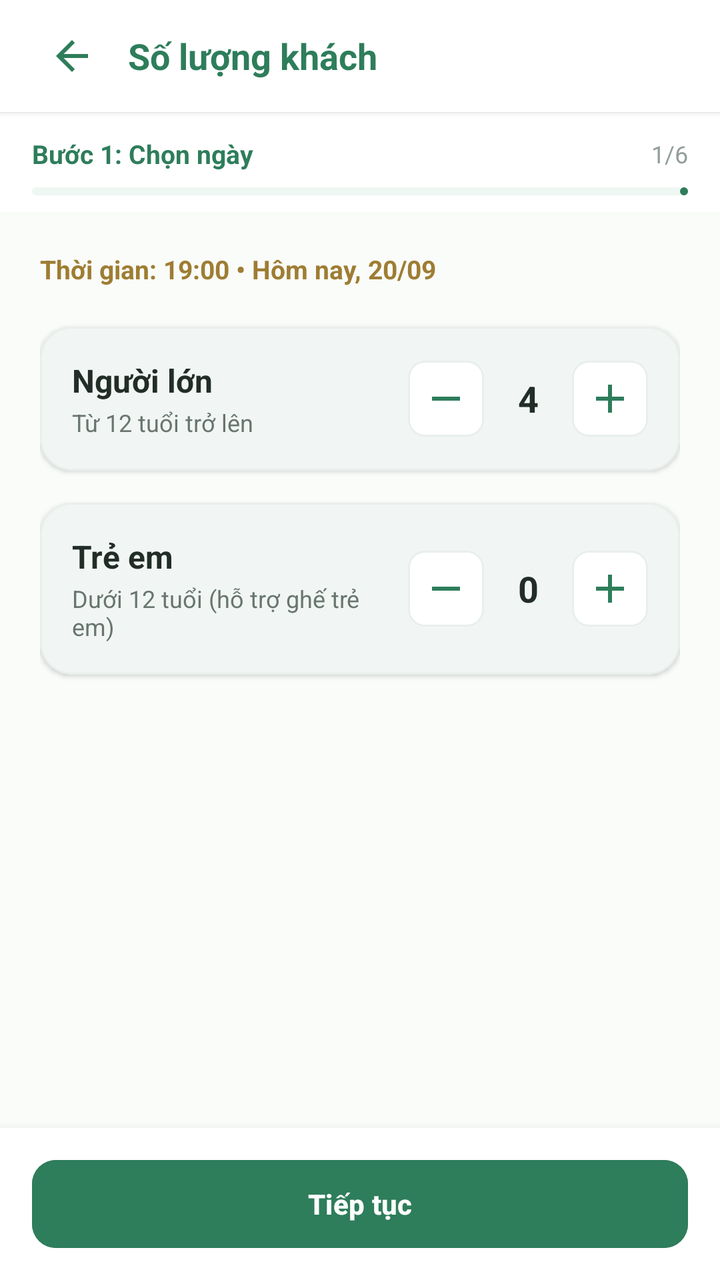
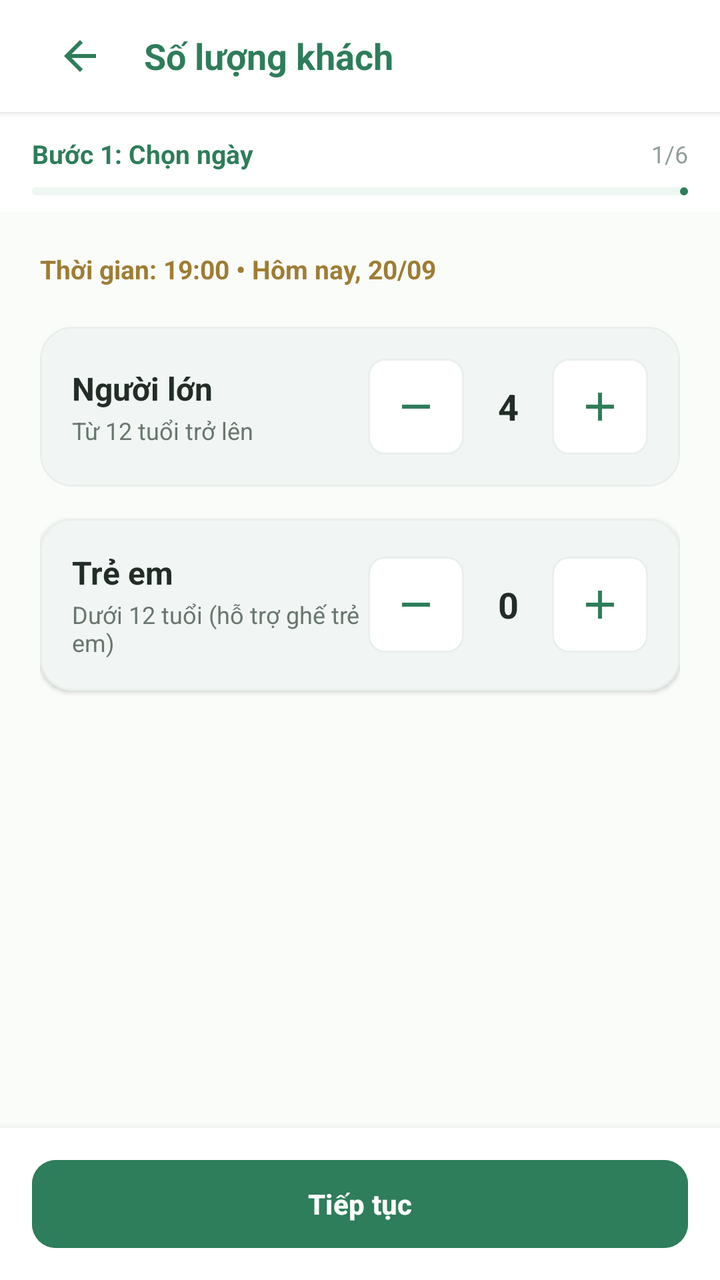

An Android layout rendered at two revisions. The XML below is the earlier revision; the diff shows what the commit changed to produce the second picture.
<!-- AndroidManifest.xml: application theme Theme.VietTable -->
<!-- res/layout/fragment_res_guest_count.xml -->
<?xml version="1.0" encoding="utf-8"?>
<LinearLayout
    xmlns:android="http://schemas.android.com/apk/res/android"
    xmlns:app="http://schemas.android.com/apk/res-auto"
    android:layout_width="match_parent"
    android:layout_height="match_parent"
    android:background="@color/bg_cream"
    android:orientation="vertical">

    
    <LinearLayout
        android:layout_width="match_parent"
        android:layout_height="wrap_content"
        android:minHeight="56dp"
        android:tag="safe_top"
        android:background="@color/surface"
        android:elevation="2dp"
        android:gravity="center_vertical"
        android:orientation="horizontal"
        android:paddingHorizontal="16dp">

        <ImageButton
            android:id="@+id/btnBack"
            android:layout_width="40dp"
            android:layout_height="40dp"
            android:background="?attr/selectableItemBackgroundBorderless"
            android:src="@drawable/ic_back"
            app:tint="@color/primary" />

        <TextView
            android:layout_width="0dp"
            android:layout_height="wrap_content"
            android:layout_marginStart="8dp"
            android:layout_weight="1"
            android:text="Số lượng khách"
            android:textColor="@color/primary"
            android:textSize="18sp"
            android:textStyle="bold" />
    </LinearLayout>

    <include
        android:id="@+id/wizardProgress"
        layout="@layout/view_wizard_progress" />

    <ScrollView
        android:layout_width="match_parent"
        android:layout_height="0dp"
        android:layout_weight="1"
        android:fillViewport="true">

        <LinearLayout
            android:layout_width="match_parent"
            android:layout_height="wrap_content"
            android:orientation="vertical"
            android:padding="20dp">

            <TextView
                android:id="@+id/tvDateTimeSummary"
                android:layout_width="match_parent"
                android:layout_height="wrap_content"
                android:text="Thời gian: 19:00 • Hôm nay, 20/09"
                android:textColor="@color/accent_gold_dark"
                android:textSize="13sp"
                android:textStyle="bold" />

            
            <com.google.android.material.card.MaterialCardView
                style="@style/Widget.VietTable.Card"
                android:layout_width="match_parent"
                android:layout_height="wrap_content"
                android:layout_marginTop="20dp">

                <LinearLayout
                    android:layout_width="match_parent"
                    android:layout_height="wrap_content"
                    android:gravity="center_vertical"
                    android:orientation="horizontal"
                    android:padding="16dp">

                    <LinearLayout
                        android:layout_width="0dp"
                        android:layout_height="wrap_content"
                        android:layout_weight="1"
                        android:orientation="vertical">

                        <TextView
                            android:layout_width="wrap_content"
                            android:layout_height="wrap_content"
                            android:text="Người lớn"
                            android:textColor="@color/text_primary"
                            android:textSize="16sp"
                            android:textStyle="bold" />

                        <TextView
                            android:layout_width="wrap_content"
                            android:layout_height="wrap_content"
                            android:layout_marginTop="2dp"
                            android:text="Từ 12 tuổi trở lên"
                            android:textColor="@color/text_secondary"
                            android:textSize="12sp" />
                    </LinearLayout>

                    
                    <LinearLayout
                        android:layout_width="wrap_content"
                        android:layout_height="wrap_content"
                        android:gravity="center_vertical"
                        android:orientation="horizontal">

                        <ImageButton
                            android:id="@+id/btnMinusAdult"
                            android:layout_width="38dp"
                            android:layout_height="38dp"
                            android:background="@drawable/bg_badge"
                            android:src="@drawable/ic_remove"
                            app:tint="@color/primary" />

                        <TextView
                            android:id="@+id/tvAdultCount"
                            android:layout_width="44dp"
                            android:layout_height="wrap_content"
                            android:gravity="center"
                            android:text="4"
                            android:textColor="@color/text_primary"
                            android:textSize="18sp"
                            android:textStyle="bold" />

                        <ImageButton
                            android:id="@+id/btnPlusAdult"
                            android:layout_width="38dp"
                            android:layout_height="38dp"
                            android:background="@drawable/bg_badge"
                            android:src="@drawable/ic_add"
                            app:tint="@color/primary" />
                    </LinearLayout>
                </LinearLayout>
            </com.google.android.material.card.MaterialCardView>

            
            <com.google.android.material.card.MaterialCardView
                style="@style/Widget.VietTable.Card"
                android:layout_width="match_parent"
                android:layout_height="wrap_content"
                android:layout_marginTop="16dp">

                <LinearLayout
                    android:layout_width="match_parent"
                    android:layout_height="wrap_content"
                    android:gravity="center_vertical"
                    android:orientation="horizontal"
                    android:padding="16dp">

                    <LinearLayout
                        android:layout_width="0dp"
                        android:layout_height="wrap_content"
                        android:layout_weight="1"
                        android:orientation="vertical">

                        <TextView
                            android:layout_width="wrap_content"
                            android:layout_height="wrap_content"
                            android:text="Trẻ em"
                            android:textColor="@color/text_primary"
                            android:textSize="16sp"
                            android:textStyle="bold" />

                        <TextView
                            android:layout_width="wrap_content"
                            android:layout_height="wrap_content"
                            android:layout_marginTop="2dp"
                            android:text="Dưới 12 tuổi (hỗ trợ ghế trẻ em)"
                            android:textColor="@color/text_secondary"
                            android:textSize="12sp" />
                    </LinearLayout>

                    
                    <LinearLayout
                        android:layout_width="wrap_content"
                        android:layout_height="wrap_content"
                        android:gravity="center_vertical"
                        android:orientation="horizontal">

                        <ImageButton
                            android:id="@+id/btnMinusChild"
                            android:layout_width="38dp"
                            android:layout_height="38dp"
                            android:background="@drawable/bg_badge"
                            android:src="@drawable/ic_remove"
                            app:tint="@color/primary" />

                        <TextView
                            android:id="@+id/tvChildCount"
                            android:layout_width="44dp"
                            android:layout_height="wrap_content"
                            android:gravity="center"
                            android:text="0"
                            android:textColor="@color/text_primary"
                            android:textSize="18sp"
                            android:textStyle="bold" />

                        <ImageButton
                            android:id="@+id/btnPlusChild"
                            android:layout_width="38dp"
                            android:layout_height="38dp"
                            android:background="@drawable/bg_badge"
                            android:src="@drawable/ic_add"
                            app:tint="@color/primary" />
                    </LinearLayout>
                </LinearLayout>
            </com.google.android.material.card.MaterialCardView>

            
            <LinearLayout
                android:id="@+id/layoutDepositNotice"
                android:layout_width="match_parent"
                android:layout_height="wrap_content"
                android:layout_marginTop="20dp"
                android:background="@drawable/bg_badge"
                android:orientation="horizontal"
                android:padding="12dp"
                android:visibility="gone">

                <ImageView
                    android:layout_width="24dp"
                    android:layout_height="24dp"
                    android:src="@drawable/ic_warning"
                    app:tint="@color/semantic_warning" />

                <TextView
                    android:layout_width="match_parent"
                    android:layout_height="wrap_content"
                    android:layout_marginStart="8dp"
                    android:text="Lưu ý: Bàn từ 6 khách trở lên cần đặt cọc 100.000đ để giữ chỗ chắc chắn. Tiền cọc sẽ được hoàn trừ vào hóa đơn khi thanh toán."
                    android:textColor="@color/primary_dark"
                    android:textSize="12sp" />
            </LinearLayout>

        </LinearLayout>
    </ScrollView>

    
    <LinearLayout
        android:layout_width="match_parent"
        android:layout_height="wrap_content"
        android:minHeight="72dp"
        android:tag="safe_bottom"
        android:background="@color/surface"
        android:elevation="8dp"
        android:gravity="center"
        android:paddingHorizontal="16dp"
        android:paddingVertical="12dp">

        <com.google.android.material.button.MaterialButton
            android:id="@+id/btnContinue"
            style="@style/Widget.VietTable.Button.Primary"
            android:layout_width="match_parent"
            android:layout_height="wrap_content"
            android:text="@string/btn_continue" />
    </LinearLayout>

</LinearLayout>
<!-- res/layout/view_wizard_progress.xml (included above) -->
<?xml version="1.0" encoding="utf-8"?>
<LinearLayout
    xmlns:android="http://schemas.android.com/apk/res/android"
    xmlns:app="http://schemas.android.com/apk/res-auto"
    android:layout_width="match_parent"
    android:layout_height="wrap_content"
    android:background="@color/surface"
    android:orientation="vertical"
    android:paddingHorizontal="16dp"
    android:paddingTop="12dp"
    android:paddingBottom="8dp">

    <LinearLayout
        android:layout_width="match_parent"
        android:layout_height="wrap_content"
        android:gravity="center_vertical"
        android:orientation="horizontal">

        <TextView
            android:id="@+id/tvWizardStepName"
            android:layout_width="0dp"
            android:layout_height="wrap_content"
            android:layout_weight="1"
            android:text="Bước 1: Chọn ngày"
            android:textColor="@color/primary"
            android:textSize="13sp"
            android:textStyle="bold" />

        <TextView
            android:id="@+id/tvWizardStepFraction"
            android:layout_width="wrap_content"
            android:layout_height="wrap_content"
            android:text="1/6"
            android:textColor="@color/text_tertiary"
            android:textSize="12sp" />
    </LinearLayout>

    <com.google.android.material.progressindicator.LinearProgressIndicator
        android:id="@+id/progressWizard"
        android:layout_width="match_parent"
        android:layout_height="4dp"
        android:layout_marginTop="8dp"
        app:indicatorColor="@color/primary"
        app:trackColor="@color/primary_container"
        app:trackCornerRadius="2dp" />

</LinearLayout>
<!-- resources referenced by this layout -->
<resources>
  <color name="accent_gold_dark">#9E7D33</color>
  <color name="bg_cream">#FAFCFA</color>
  <color name="primary">#2E7D5B</color>
  <color name="primary_container">#EEF7F2</color>
  <color name="primary_dark">#24654A</color>
  <color name="semantic_warning">#ED6C02</color>
  <color name="surface">#FFFFFF</color>
  <color name="text_primary">#222D27</color>
  <color name="text_secondary">#68766E</color>
  <color name="text_tertiary">#929F98</color>
  <string name="btn_continue">Tiếp tục</string>
  <style name="Theme.VietTable" parent="Base.Theme.VietTable" />
  <color name="divider">#E9EFEB</color>
  <dimen name="btn_height_primary">52dp</dimen>
  <dimen name="radius_medium">12dp</dimen>
  <dimen name="radius_large">16dp</dimen>
  <dimen name="card_elevation">1.5dp</dimen>
  <dimen name="card_stroke_width">1dp</dimen>
  <style name="Base.Theme.VietTable" parent="Theme.Material3.Light.NoActionBar">
          
          <item name="colorPrimary">@color/primary</item>
          <item name="colorPrimaryDark">@color/primary_dark</item>
          <item name="colorOnPrimary">@color/on_primary</item>
          <item name="colorPrimaryContainer">@color/primary_container</item>
          <item name="colorOnPrimaryContainer">@color/on_primary_container</item>
  
          <item name="colorSecondary">@color/accent_gold</item>
          <item name="colorOnSecondary">@color/white</item>
          <item name="colorSecondaryContainer">@color/accent_gold_container</item>
          <item name="colorOnSecondaryContainer">@color/accent_gold_dark</item>
  
          <item name="android:colorBackground">@color/bg_cream</item>
          <item name="colorSurface">@color/surface</item>
          <item name="colorOnSurface">@color/text_primary</item>
          <item name="colorSurfaceVariant">@color/surface_variant</item>
  
          <item name="colorError">@color/semantic_error</item>
          <item name="colorOnError">@color/white</item>
  
          
          <item name="android:statusBarColor">@android:color/transparent</item>
          <item name="android:windowLightStatusBar">true</item>
          <item name="android:navigationBarColor">@android:color/transparent</item>
          <item name="android:windowLightNavigationBar">true</item>
  
          
          <item name="colorAccent">@color/primary</item>
          <item name="alertDialogTheme">@style/ThemeOverlay.VietTable.Dialog.Alert</item>
          <item name="materialAlertDialogTheme">@style/ThemeOverlay.VietTable.MaterialAlertDialog</item>
          <item name="buttonBarPositiveButtonStyle">@style/Widget.VietTable.Dialog.Button.Positive</item>
          <item name="buttonBarNegativeButtonStyle">@style/Widget.VietTable.Dialog.Button.Negative</item>
          <item name="buttonBarNeutralButtonStyle">@style/Widget.VietTable.Dialog.Button.Neutral</item>
          <item name="materialButtonStyle">@style/Widget.VietTable.Button.Primary</item>
          <item name="materialButtonOutlinedStyle">@style/Widget.VietTable.Button.Outlined</item>
          <item name="borderlessButtonStyle">@style/Widget.VietTable.Button.Text</item>
          <item name="materialCardViewStyle">@style/Widget.VietTable.Card</item>
          <item name="textInputStyle">@style/Widget.VietTable.TextInputLayout</item>
          <item name="toolbarStyle">@style/Widget.VietTable.Toolbar</item>
          <item name="bottomNavigationStyle">@style/Widget.VietTable.BottomNavigationView</item>
      </style>
  <dimen name="text_button">14sp</dimen>
  <color name="on_primary">#FFFFFF</color>
  <color name="on_primary_container">#1B4E38</color>
  <color name="accent_gold">#CCA862</color>
  <color name="white">#FFFFFFFF</color>
  <color name="accent_gold_container">#FAF5EB</color>
  <color name="surface_variant">#F3F7F5</color>
  <color name="semantic_error">#D32F2F</color>
  <color name="transparent">#00000000</color>
  <!-- unchanged entries left out for length: 22 -->
</resources>

<!-- the commit's change to res/layout/fragment_res_guest_count.xml (unified diff, before → after) -->
@@ -21,8 +21,9 @@
 
         <ImageButton
             android:id="@+id/btnBack"
-            android:layout_width="40dp"
-            android:layout_height="40dp"
+            android:layout_width="48dp"
+            android:layout_height="48dp"
+            android:contentDescription="@string/a11y_back"
             android:background="?attr/selectableItemBackgroundBorderless"
             android:src="@drawable/ic_back"
             app:tint="@color/primary" />
@@ -107,10 +108,11 @@
                         android:gravity="center_vertical"
                         android:orientation="horizontal">
 
-                        <ImageButton
-                            android:id="@+id/btnMinusAdult"
-                            android:layout_width="38dp"
-                            android:layout_height="38dp"
+                <ImageButton
+                    android:id="@+id/btnMinusAdult"
+                    android:layout_width="48dp"
+                    android:layout_height="48dp"
+                    android:contentDescription="@string/a11y_decrease"
                             android:background="@drawable/bg_badge"
                             android:src="@drawable/ic_remove"
                             app:tint="@color/primary" />
@@ -125,10 +127,11 @@
                             android:textSize="18sp"
                             android:textStyle="bold" />
 
-                        <ImageButton
-                            android:id="@+id/btnPlusAdult"
-                            android:layout_width="38dp"
-                            android:layout_height="38dp"
+                <ImageButton
+                    android:id="@+id/btnPlusAdult"
+                    android:layout_width="48dp"
+                    android:layout_height="48dp"
+                    android:contentDescription="@string/a11y_increase"
                             android:background="@drawable/bg_badge"
                             android:src="@drawable/ic_add"
                             app:tint="@color/primary" />
@@ -180,10 +183,11 @@
                         android:gravity="center_vertical"
                         android:orientation="horizontal">
 
-                        <ImageButton
-                            android:id="@+id/btnMinusChild"
-                            android:layout_width="38dp"
-                            android:layout_height="38dp"
+                <ImageButton
+                    android:id="@+id/btnMinusChild"
+                    android:layout_width="48dp"
+                    android:layout_height="48dp"
+                    android:contentDescription="@string/a11y_decrease"
                             android:background="@drawable/bg_badge"
                             android:src="@drawable/ic_remove"
                             app:tint="@color/primary" />
@@ -198,10 +202,11 @@
                             android:textSize="18sp"
                             android:textStyle="bold" />
 
-                        <ImageButton
-                            android:id="@+id/btnPlusChild"
-                            android:layout_width="38dp"
-                            android:layout_height="38dp"
+                <ImageButton
+                    android:id="@+id/btnPlusChild"
+                    android:layout_width="48dp"
+                    android:layout_height="48dp"
+                    android:contentDescription="@string/a11y_increase"
                             android:background="@drawable/bg_badge"
                             android:src="@drawable/ic_add"
                             app:tint="@color/primary" />
<!-- resource entries referenced after the edit -->
@@ -10,6 +10,9 @@
   <color name="text_primary">#222D27</color>
   <color name="text_secondary">#68766E</color>
   <color name="text_tertiary">#929F98</color>
+  <string name="a11y_back">Quay lại</string>
+  <string name="a11y_decrease">Giảm số lượng</string>
+  <string name="a11y_increase">Tăng số lượng</string>
   <string name="btn_continue">Tiếp tục</string>
   <style name="Theme.VietTable" parent="Base.Theme.VietTable" />
   <color name="divider">#E9EFEB</color>
@@ -43,7 +46,6 @@
           <item name="android:statusBarColor">@android:color/transparent</item>
           <item name="android:windowLightStatusBar">true</item>
           <item name="android:navigationBarColor">@android:color/transparent</item>
-          <item name="android:windowLightNavigationBar">true</item>
   
           
           <item name="colorAccent">@color/primary</item>
